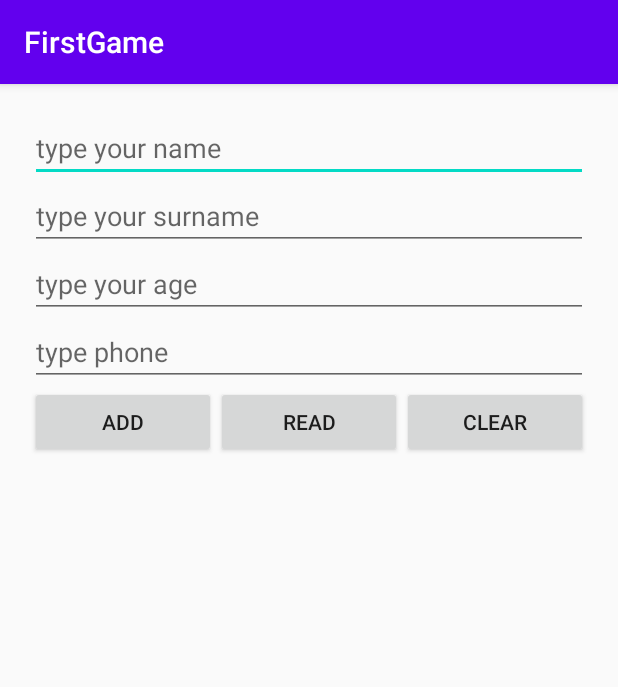
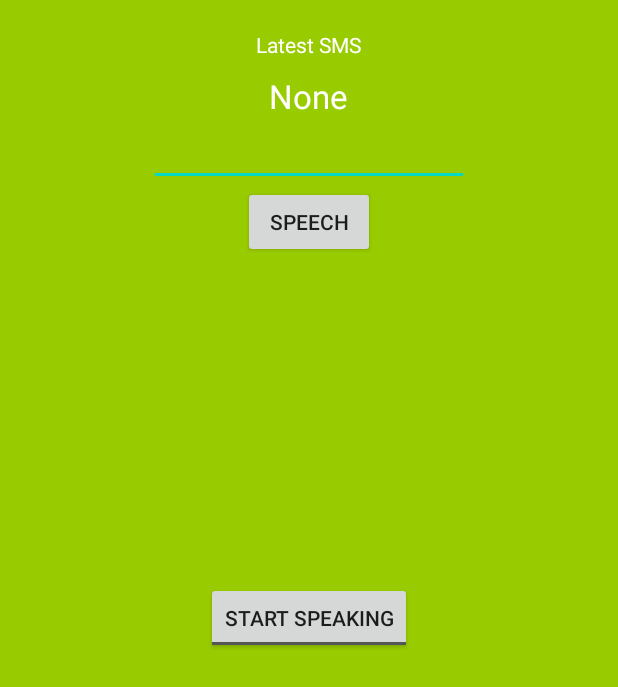
Before and after one commit to darital/FirstGame, an Android app: the screen it shows after launch (LearnDB before the commit, MainActivity after it), on a phone screen of 412 x 824 dp. Shown: the top 687 px of the screen. Run offline under Robolectric (Android 15) with nearby library versions, the phone set to English and light mode, and no system bars.

Commit message:
Text to Speech code

```diff
--- a/app/src/main/AndroidManifest.xml
+++ b/app/src/main/AndroidManifest.xml
@@ -10,7 +10,7 @@
         android:supportsRtl="true"
         android:theme="@style/AppTheme">
         <activity android:name=".SortedElements"></activity>
-        <activity android:name=".LearnDB">
+        <activity android:name=".MainActivity">
             <intent-filter>
                 <action android:name="android.intent.action.MAIN" />
 
--- /dev/null
+++ b/app/src/main/java/com/example/firstgame/MainActivity.java
@@ -0,0 +1,156 @@
+package com.example.firstgame;
+
+import android.app.Activity;
+import android.content.BroadcastReceiver;
+import android.content.Context;
+import android.content.Intent;
+import android.content.IntentFilter;
+import android.database.Cursor;
+import android.net.Uri;
+import android.os.Bundle;
+import android.provider.ContactsContract;
+import android.speech.tts.TextToSpeech;
+import android.telephony.SmsMessage;
+import android.text.TextUtils;
+import android.view.View;
+import android.widget.Button;
+import android.widget.CompoundButton;
+import android.widget.EditText;
+import android.widget.TextView;
+import android.widget.Toast;
+import android.widget.ToggleButton;
+import android.widget.CompoundButton.OnCheckedChangeListener;
+/**
+ * Created by Admiral on 26.02.2017.
+ */
+
+public class MainActivity extends Activity implements View.OnClickListener {
+
+    private final int CHECK_CODE = 0x1;
+    private final int LONG_DURATION = 5000;
+    private final int SHORT_DURATION = 1200;
+
+    private Speaker speaker;
+
+    private ToggleButton toggle;
+    private OnCheckedChangeListener toggleListener;
+
+    private TextView smsText;
+    private TextView smsSender;
+    private BroadcastReceiver smsReceiver;
+    EditText etText;
+    Button btnSpeech;
+
+    private void checkTTS() {
+        Intent check = new Intent();
+        check.setAction(TextToSpeech.Engine.ACTION_CHECK_TTS_DATA);
+        startActivityForResult(check, CHECK_CODE);
+    }
+
+
+    @Override
+    protected void onActivityResult(int requestCode, int resultCode, Intent data) {
+        if (requestCode == CHECK_CODE) {
+            if (resultCode == TextToSpeech.Engine.CHECK_VOICE_DATA_PASS) {
+                speaker = new Speaker(this);
+            } else {
+                Intent install = new Intent();
+                install.setAction(TextToSpeech.Engine.ACTION_INSTALL_TTS_DATA);
+                startActivity(install);
+            }
+        }
+    }
+    private void initializeSMSReceiver(){
+        smsReceiver = new BroadcastReceiver(){
+            @Override
+            public void onReceive(Context context, Intent intent) {
+
+                Bundle bundle = intent.getExtras();
+                if(bundle!=null){
+                    Object[] pdus = (Object[])bundle.get("pdus");
+                    for(int i=0;i<pdus.length;i++){
+                        byte[] pdu = (byte[])pdus[i];
+                        SmsMessage message = SmsMessage.createFromPdu(pdu);
+                        String text = message.getDisplayMessageBody();
+                        String sender = getContactName(message.getOriginatingAddress());
+                        speaker.pause(LONG_DURATION);
+                        speaker.speak("Sizga"+ sender+"hat keldi");
+                        speaker.pause(SHORT_DURATION);
+                        speaker.speak(text);
+                        smsSender.setText("Sizga " + sender + " hat keldi ");
+                        smsText.setText(text);
+                    }
+                }
+
+            }
+        };
+    }
+
+    private String getContactName(String phone){
+        Uri uri = Uri.withAppendedPath(ContactsContract.PhoneLookup.CONTENT_FILTER_URI, Uri.encode(phone));
+        String projection[] = new String[]{ContactsContract.Data.DISPLAY_NAME};
+        Cursor cursor = getContentResolver().query(uri, projection, null, null, null);
+        if(cursor.moveToFirst()){
+            return cursor.getString(0);
+        }else {
+            return "Неизвестный номер";
+        }
+    }
+
+    private void registerSMSReceiver() {
+        IntentFilter intentFilter = new IntentFilter("android.provider.Telephony.SMS_RECEIVED");
+        registerReceiver(smsReceiver, intentFilter);
+    }
+
+    @Override
+    protected void onCreate(Bundle savedInstanceState) {
+        super.onCreate(savedInstanceState);
+        setContentView(R.layout.activity_main);
+
+        toggle = (ToggleButton)findViewById(R.id.speechToggle);
+        smsText = (TextView)findViewById(R.id.sms_text);
+        smsSender = (TextView)findViewById(R.id.sms_sender);
+        etText = (EditText) findViewById(R.id.etText);
+        btnSpeech = (Button) findViewById(R.id.btnSpeech);
+        btnSpeech.setOnClickListener(this);
+
+        toggleListener = new OnCheckedChangeListener() {
+            @Override
+            public void onCheckedChanged(CompoundButton view, boolean isChecked) {
+                if(isChecked){
+                    speaker.allow(true);
+                 //   speaker.speak(getString(R.string.start_speaking));
+                }else{
+                    speaker.speak(getString(R.string.stop_speaking));
+                    speaker.allow(false);
+                }
+            }
+        };
+        toggle.setOnCheckedChangeListener(toggleListener);
+
+        checkTTS();
+        initializeSMSReceiver();
+        registerSMSReceiver();
+    }
+    @Override
+    protected void onDestroy() {
+        super.onDestroy();
+        unregisterReceiver(smsReceiver);
+        speaker.destroy();
+    }
+
+    @Override
+    public void onClick(View view) {
+        switch (view.getId()){
+            case R.id.btnSpeech:
+                if(TextUtils.isEmpty(etText.getText().toString())){
+                    Toast.makeText(this, "Enter text", Toast.LENGTH_SHORT).show();
+                    break;
+                }
+                String text = etText.getText().toString();
+                speaker.speak(text);
+                break;
+        }
+
+    }
+}
--- /dev/null
+++ b/app/src/main/res/layout/activity_main.xml
@@ -0,0 +1,60 @@
+<RelativeLayout xmlns:android="http://schemas.android.com/apk/res/android"
+    xmlns:tools="http://schemas.android.com/tools"
+    android:layout_width="match_parent"
+    android:layout_height="match_parent"
+    tools:context=".MainActivity"
+    android:background="#99CC00"
+    >
+
+    <TextView
+        android:id="@+id/sms_sender"
+        android:layout_width="wrap_content"
+        android:layout_height="wrap_content"
+        android:layout_alignParentTop="true"
+        android:layout_centerHorizontal="true"
+        android:layout_marginTop="20dp"
+        android:text="@string/sms_label"
+        android:textColor="#ffffff"
+        android:textAppearance="?android:attr/textAppearanceSmall" />
+
+    <TextView
+        android:id="@+id/sms_text"
+        android:layout_width="wrap_content"
+        android:layout_height="wrap_content"
+        android:layout_below="@+id/sms_sender"
+        android:layout_centerHorizontal="true"
+        android:layout_marginTop="10dp"
+        android:text="@string/none"
+        android:textAppearance="?android:attr/textAppearanceLarge"
+        android:textColor="#ffffff"
+        />
+
+    <ToggleButton
+        android:id="@+id/speechToggle"
+        android:layout_width="wrap_content"
+        android:layout_height="wrap_content"
+        android:layout_centerHorizontal="true"
+        android:layout_centerVertical="true"
+        android:textOff="@string/speech_toggle_on"
+        android:textOn="@string/speech_toggle_off"
+        />
+
+    <EditText
+        android:id="@+id/etText"
+        android:layout_width="wrap_content"
+        android:layout_height="wrap_content"
+        android:layout_below="@+id/sms_text"
+        android:layout_centerHorizontal="true"
+        android:ems="10"
+        android:inputType="textPersonName"
+        />
+
+    <Button
+        android:id="@+id/btnSpeech"
+        android:layout_width="wrap_content"
+        android:layout_height="wrap_content"
+        android:layout_below="@+id/etText"
+        android:layout_centerHorizontal="true"
+        android:text="Speech" />
+
+</RelativeLayout>
--- a/app/src/main/res/values/strings.xml
+++ b/app/src/main/res/values/strings.xml
@@ -1,3 +1,10 @@
 <resources>
     <string name="app_name">FirstGame</string>
+    <string name="sms_label">Latest SMS</string>
+    <string name="none">None</string>
+    <string name="speech_toggle_on">START SPEAKING</string>
+    <string name="speech_toggle_off">STOP SPEAKING</string>
+    <string name="start_speaking">Okay! I will read your messages out loud for you now.</string>
+    <string name="stop_speaking">Okay! I will stay silent now.</string>
+
 </resources>
```
Also changed, not shown: app/src/main/java/com/example/firstgame/Speaker.java (added, +67 -0 lines).
